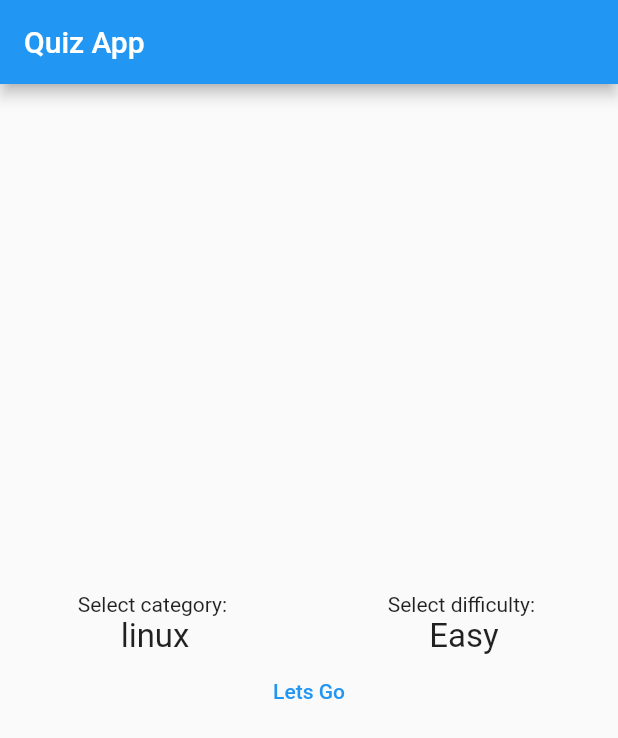
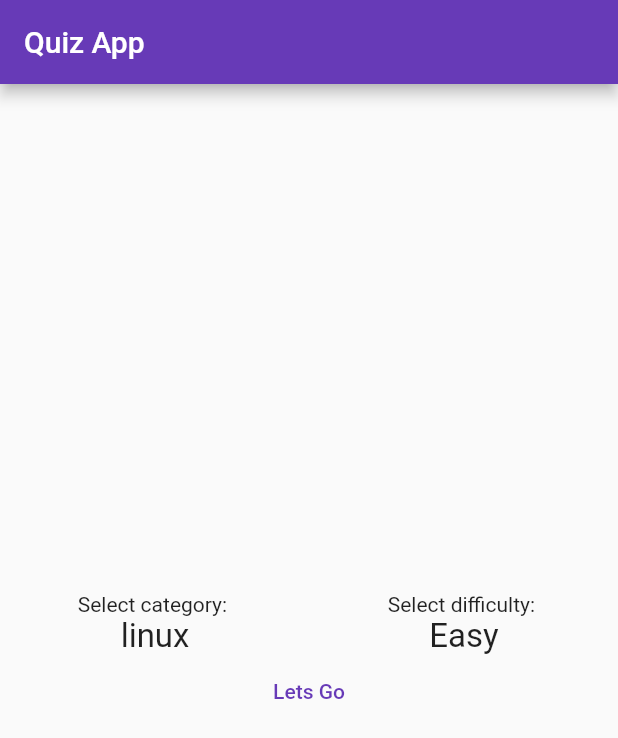
Before and after one commit to ozon671game/quizapp, a Flutter app: the screen it shows after launch, on a phone screen of 412 x 824 dp. Shown: the top 738 px of the screen. Run offline on Flutter 3.47's test engine with Material 2 defaults, Android fonts, the phone set to English and light mode, and no system bars; our stand-ins replace bloc, cloud_firestore, firebase_core, flutter_bloc; accounts and stored records are empty.

Commit message:
refactor code

```diff
--- a/lib/bloc_state/quiz_bloc.dart
+++ b/lib/bloc_state/quiz_bloc.dart
@@ -50,7 +50,6 @@ class QuizCubit extends Cubit<List<SingleQuestion>> {
         questionsList.add(SingleQuestion(
             text: e['question'], correctIndex: index, answers: val));
       }
-      stopwatch.start();
       emit(questionsList);
     }
   }
--- a/lib/main.dart
+++ b/lib/main.dart
@@ -1,11 +1,7 @@
-import 'dart:async';
-import 'dart:convert';
-
 import 'package:bloc/bloc.dart';
 import 'package:firebase_core/firebase_core.dart';
 import 'package:flutter/cupertino.dart';
 import 'package:flutter/material.dart';
-import 'package:http/http.dart';
 
 import 'quiz.dart';
 
@@ -43,7 +39,7 @@ class MyApp extends StatelessWidget {
     return MaterialApp(
       title: 'Flutter Demo',
       theme: ThemeData(
-        primarySwatch: Colors.blue,
+        primarySwatch: Colors.deepPurple,
       ),
       home: const MyHomePage(title: 'Flutter Demo Home Page'),
     );
--- a/lib/quiz.dart
+++ b/lib/quiz.dart
@@ -18,6 +18,7 @@ class Quiz extends StatelessWidget {
 
   @override
   Widget build(BuildContext context) {
+    stopwatch.start();
     List<SingleQuestion> questionsList;
     return Scaffold(
       appBar: AppBar(),
```
